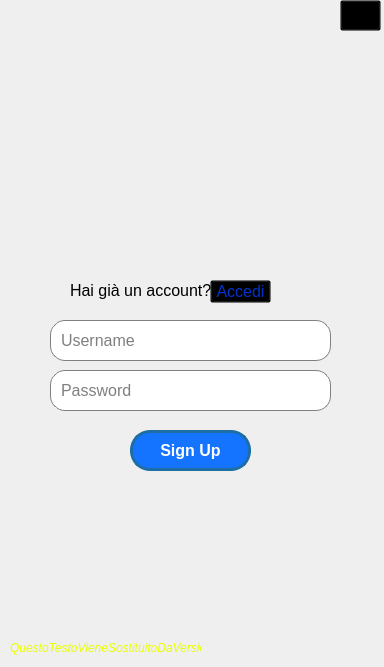
Before: the Qt Designer form LoginTo/regwindow.ui in giovannic96/Real-time-collaborative-text-editor, drawn with Qt 5.
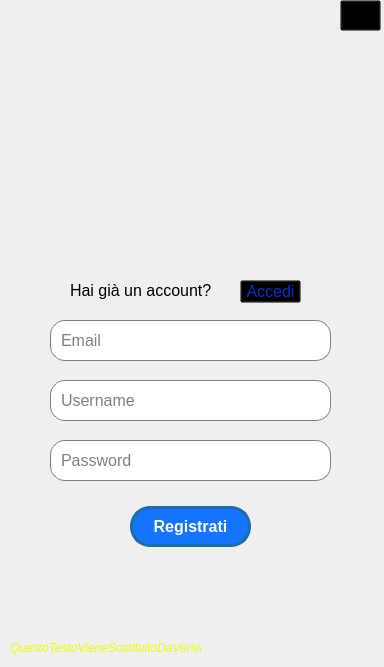
After: the same form once the commit is applied. Icons and pictures are not drawn.

Patch:
```diff
--- a/LoginTo/regwindow.ui
+++ b/LoginTo/regwindow.ui
@@ -30,7 +30,7 @@
     <property name="geometry">
      <rect>
       <x>50</x>
-      <y>370</y>
+      <y>440</y>
       <width>281</width>
       <height>41</height>
      </rect>
@@ -57,10 +57,10 @@
      <string>Password</string>
     </property>
    </widget>
-   <widget class="QPushButton" name="SingUpButton">
+   <widget class="QPushButton" name="AccediButton">
     <property name="geometry">
      <rect>
-      <x>210</x>
+      <x>240</x>
       <y>280</y>
       <width>61</width>
       <height>23</height>
@@ -72,13 +72,13 @@
      </font>
     </property>
     <property name="styleSheet">
-     <string notr="true">#SingUpButton {
+     <string notr="true">#AccediButton {
 color: #0033CC;
 background-color: Transparent;
 background-repeat:no-repeat;
 }
 
-#SingUpButton:hover {
+#AccediButton:hover {
 color: #0040FF;
 text-decoration: underline;
 }</string>
@@ -87,11 +87,11 @@
      <string>Accedi</string>
     </property>
    </widget>
-   <widget class="QPushButton" name="LoginButton">
+   <widget class="QPushButton" name="SignUpButton">
     <property name="geometry">
      <rect>
       <x>130</x>
-      <y>430</y>
+      <y>506</y>
       <width>121</width>
       <height>41</height>
      </rect>
@@ -104,21 +104,21 @@
      </font>
     </property>
     <property name="styleSheet">
-     <string notr="true">#LoginButton{color: rgb(255, 255, 255); 
+     <string notr="true">#SignUpButton{color: rgb(255, 255, 255); 
 background-color: rgb(20, 115, 255); 
 font-size: 16px; 
 border-radius: 20px; 
 border: 3px solid rgb(28, 110, 164);
 }
-#LoginButton:hover{
+#SignUpButton:hover{
 background-color: rgb(28, 110, 164);
 }
-#LoginButton:pressed{
+#SignUpButton:pressed{
 background-color: rgb(20, 78, 117);
 }</string>
     </property>
     <property name="text">
-     <string>Sign Up</string>
+     <string>Registrati</string>
     </property>
    </widget>
    <widget class="QLabel" name="label">
@@ -171,7 +171,7 @@
     <property name="geometry">
      <rect>
       <x>50</x>
-      <y>320</y>
+      <y>380</y>
       <width>281</width>
       <height>41</height>
      </rect>
@@ -213,6 +213,31 @@
      <string>QuestoTestoVieneSostituitoDaVersione</string>
     </property>
    </widget>
+   <widget class="QLineEdit" name="LineEditMailForm">
+    <property name="geometry">
+     <rect>
+      <x>50</x>
+      <y>320</y>
+      <width>281</width>
+      <height>41</height>
+     </rect>
+    </property>
+    <property name="styleSheet">
+     <string notr="true">background-color:rgb(255, 255, 255);
+border: 1px solid gray;
+border-radius: 15px;
+padding: 0 8px;
+selection-background-color: darkgray;
+font-size: 16px;
+</string>
+    </property>
+    <property name="text">
+     <string/>
+    </property>
+    <property name="placeholderText">
+     <string>Email</string>
+    </property>
+   </widget>
   </widget>
  </widget>
  <resources>
```
